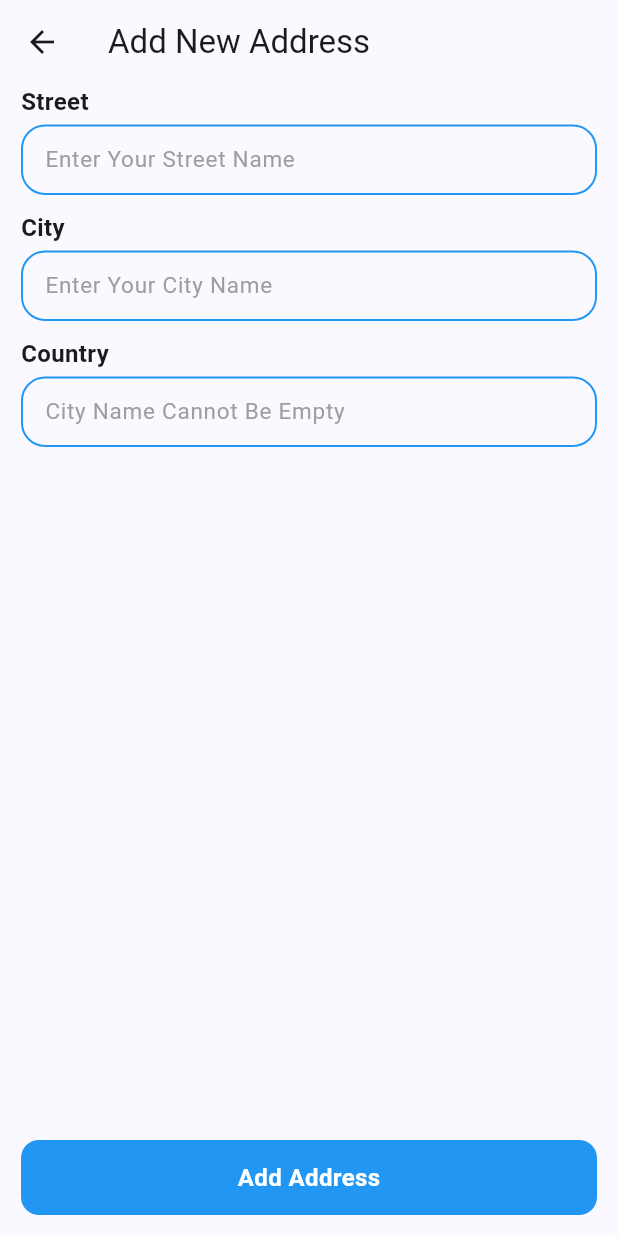
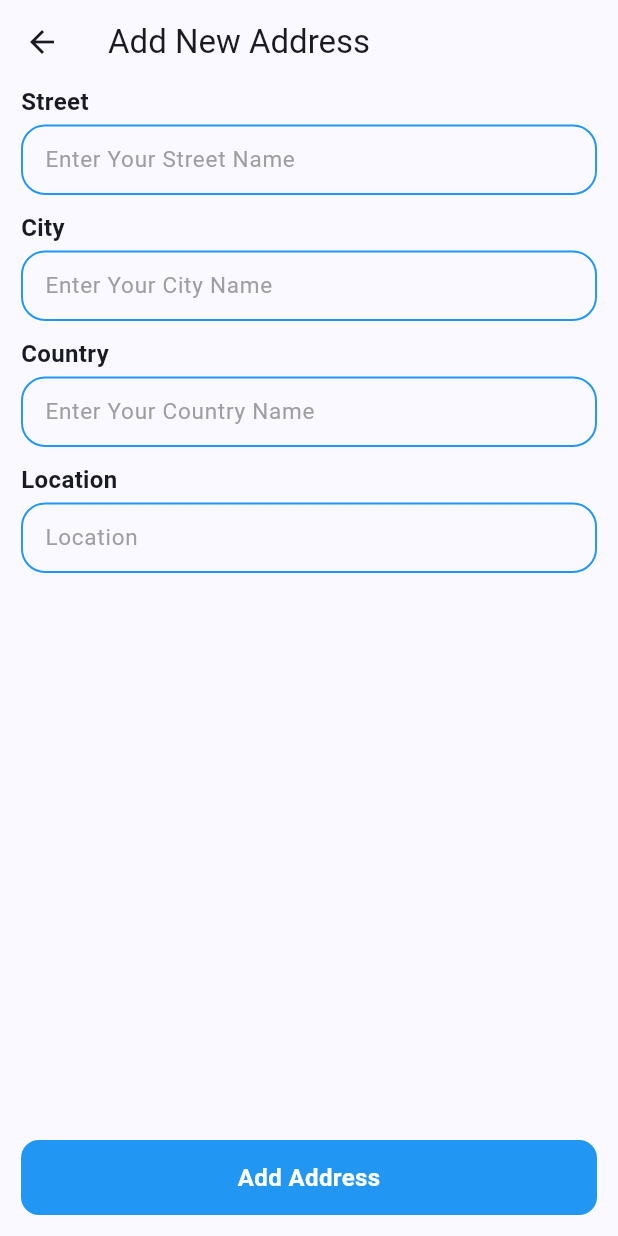
Before and after one commit to abdalrhman7/google_map, a Flutter app: the AddNewAddressButton widget shown alone on an empty page, opened directly, after a tap on "Add New Address", on a phone screen of 412 x 824 dp. Run offline on Flutter 3.47's test engine with Material 3 defaults, Android fonts, the phone set to English and light mode, and no system bars; our stand-ins replace bloc, dio, flutter_bloc, flutter_dotenv, freezed_annotation, get_it and 6 more; missing offline and left inert: flutter_polyline_points, google_places_autocomplete_text_field; accounts and stored records are empty; generated files the repository leaves out were written again.

Commit message:
1-update address 2- add location to address

```diff
--- a/lib/core/routing/app_router.dart
+++ b/lib/core/routing/app_router.dart
@@ -3,12 +3,13 @@ import 'package:flutter_bloc/flutter_bloc.dart';
 import 'package:google_maps/core/di/dependancy_injection.dart';
 import 'package:google_maps/core/routing/routes.dart';
 import 'package:google_maps/features/addresses/logic/manage_address_cubit/manage_address_cubit.dart';
-import 'package:google_maps/features/addresses/ui/add_address_screen.dart';
+import 'package:google_maps/features/addresses/ui/add_or_update_address_screen.dart';
 import 'package:google_maps/features/addresses/ui/my_addresses_screen.dart';
 import 'package:google_maps/features/google_map/data/repos/weather_repo.dart';
 import 'package:google_maps/features/google_map/logic/get_weather_cubit/get_weather_cubit.dart';
 import 'package:google_maps/features/google_map/logic/google_map_cubit/google_map_cubit.dart';
 import 'package:google_maps/features/google_map/ui/google_map_screen.dart';
+import 'package:google_maps_flutter/google_maps_flutter.dart';
 
 class AppRouter {
   static Route? generateRoute(RouteSettings settings) {
@@ -34,16 +35,17 @@ class AppRouter {
           builder: (_) =>
               BlocProvider(
                 create: (context) => ManageAddressCubit()..loadSavedAddresses(),
-                child: const MyAddressesScreen(),
+                child:  MyAddressesScreen(currentLocation: arguments as LatLng),
               ),
         );
 
       case Routes.addAddressScreen:
+        arguments as Map<String, dynamic>;
         return MaterialPageRoute(
           builder: (_) =>
               BlocProvider.value(
-                value: arguments as ManageAddressCubit,
-                child: const AddAddressScreen(),
+                value: arguments['cubit'] as ManageAddressCubit,
+                child:  AddOrUpdateAddressScreen(addressMap: arguments),
               ),
         );
 
--- a/lib/core/utlis/string_constants.dart
+++ b/lib/core/utlis/string_constants.dart
@@ -1,4 +1,5 @@
 class StringConstants{
+  static const addressesPrefKey = 'addresses';
   static const String enableLocationErrorMessage = 'Location services are required to use this feature. Please enable location services';
   static const String locationPermissionErrorMessage = 'Location permission is required to use this feature. Please grant location permission';
   static const String googleApiKey = 'google_api_key';
@@ -20,7 +21,9 @@ class StringConstants{
   static const String enterYourCityName = 'Enter Your City Name';
   static const String cityNameCannotBeEmpty = 'City Name Cannot Be Empty';
   static const String country = 'Country';
+  static const String location = 'Location';
   static const String enterYourCountryName = 'Enter Your Country Name';
   static const String countryNameCannotBeEmpty = 'Country Name Cannot Be Empty';
   static const String addAddress = 'Add Address';
+  static const String updateAddress = 'Update Address';
 }
--- a/lib/core/widgets/base_text_form_field.dart
+++ b/lib/core/widgets/base_text_form_field.dart
@@ -13,7 +13,7 @@ class BaseTextFormField extends StatelessWidget {
   final TextInputType? keyboardType;
   final Color? backgroundColor;
   final TextEditingController? controller;
-  final Function(String?) validator;
+  final FormFieldValidator<String>? validator;
   final TextAlign? textAlign;
   final int? maxLines;
   final Function? onTap;
@@ -37,7 +37,7 @@ class BaseTextFormField extends StatelessWidget {
     this.leading,
     this.textAlign,
     this.controller,
-    required this.validator,
+     this.validator,
     this.maxLines,
     this.onTap,
     this.onSubmit,
@@ -53,9 +53,7 @@ class BaseTextFormField extends StatelessWidget {
       textAlign: textAlign ?? TextAlign.center,
       controller: controller,
       enabled: enable,
-      validator: (v) {
-        return validator(v);
-      },
+      validator: validator,
       onTapOutside: (event) => FocusScope.of(context).unfocus(),
       decoration: InputDecoration(
         isDense: true,
--- a/lib/core/widgets/custom_drawer.dart
+++ b/lib/core/widgets/custom_drawer.dart
@@ -1,7 +1,10 @@
 import 'package:flutter/material.dart';
+import 'package:flutter_bloc/flutter_bloc.dart';
 import 'package:google_maps/core/helper/extensions.dart';
+import 'package:google_maps/core/routing/app_router.dart';
 import 'package:google_maps/core/routing/routes.dart';
 import 'package:google_maps/core/utlis/string_constants.dart';
+import 'package:google_maps/features/google_map/logic/google_map_cubit/google_map_cubit.dart';
 
 class CustomDrawer extends StatelessWidget {
   const CustomDrawer({
@@ -10,6 +13,7 @@ class CustomDrawer extends StatelessWidget {
 
   @override
   Widget build(BuildContext context) {
+   var cubit = context.read<GoogleMapCubit>();
     return Drawer(
       child: ListView(
         padding: EdgeInsets.zero,
@@ -32,7 +36,7 @@ class CustomDrawer extends StatelessWidget {
           ),
           ListTile(
             onTap: () {
-              context.pushNamed(Routes.myAddressesScreen);
+              context.pushNamed(Routes.myAddressesScreen , arguments: cubit.currentLocation);
             },
             title: const Text(
               StringConstants.myAddresses,
--- a/lib/features/addresses/data/model/address_model.dart
+++ b/lib/features/addresses/data/model/address_model.dart
@@ -4,13 +4,13 @@ class AddressModel {
   final String streetName;
   final String cityName;
   final String countryName;
-  //final LatLng latLng;
+  final String latLng;
 
   AddressModel({
     required this.streetName,
     required this.cityName,
     required this.countryName,
-   // required this.latLng,
+   required this.latLng,
   });
 
   factory AddressModel.fromJson(Map<String, dynamic> json) {
@@ -18,7 +18,7 @@ class AddressModel {
       streetName: json['streetName'],
       cityName: json['cityName'],
       countryName: json['countryName'],
-      //latLng: json['latLng'],
+      latLng: json['latLng'],
     );
   }
 
@@ -27,7 +27,7 @@ class AddressModel {
       'streetName': streetName,
       'cityName': cityName,
       'countryName': countryName,
-      //'latLng': latLng,
+      'latLng': latLng,
     };
   }
 }
--- a/lib/features/addresses/logic/manage_address_cubit/manage_address_state.dart
+++ b/lib/features/addresses/logic/manage_address_cubit/manage_address_state.dart
@@ -13,5 +13,6 @@ final class EmptySavedAddresses extends ManageAddressState {}
 
 final class RemoveAddressSuccess extends ManageAddressState {}
 
+final class SavedAddressSuccess extends ManageAddressState {}
 
-final class SavedAddressSuccess extends ManageAddressState {}
+final class UpdateAddressSuccess extends ManageAddressState {}
--- a/lib/features/addresses/ui/add_address_screen.dart
+++ b/lib/features/addresses/ui/add_or_update_address_screen.dart
@@ -2,18 +2,44 @@ import 'package:flutter/material.dart';
 import 'package:flutter_bloc/flutter_bloc.dart';
 import 'package:google_maps/core/utlis/string_constants.dart';
 import 'package:google_maps/core/widgets/base_text_form_field.dart';
+import 'package:google_maps/features/addresses/data/model/address_model.dart';
 import 'package:google_maps/features/addresses/logic/manage_address_cubit/manage_address_cubit.dart';
 
+class AddOrUpdateAddressScreen extends StatefulWidget {
+  const AddOrUpdateAddressScreen({super.key, required this.addressMap});
 
-class AddAddressScreen extends StatelessWidget {
-  const AddAddressScreen({super.key});
+  final Map<String, dynamic> addressMap;
+
+  @override
+  State<AddOrUpdateAddressScreen> createState() =>
+      _AddOrUpdateAddressScreenState();
+}
+
+class _AddOrUpdateAddressScreenState extends State<AddOrUpdateAddressScreen> {
+  bool isUpdate = false;
+
+  @override
+  void initState() {
+    if (widget.addressMap['isUpdate'] == true) {
+      var cubit = context.read<ManageAddressCubit>();
+      final AddressModel addressModel = widget.addressMap['address'];
+      cubit.streetNameController.text =
+          addressModel.streetName;
+      cubit.cityNameController.text =
+          addressModel.cityName;
+      cubit.countryNameController.text =
+          addressModel.countryName;
+      isUpdate = true;
+    }
+    super.initState();
+  }
 
   @override
   Widget build(BuildContext context) {
-     var cubit = context.read<ManageAddressCubit>();
+    var cubit = context.read<ManageAddressCubit>();
     return Scaffold(
       appBar: AppBar(
-        title: const Text(StringConstants.addNewAddress),
+        title:  Text(isUpdate ? StringConstants.updateAddress : StringConstants.addNewAddress),
       ),
       body: Form(
         key: cubit.formKey,
@@ -70,7 +96,7 @@ class AddAddressScreen extends StatelessWidget {
               ),
               const SizedBox(height: 4),
               BaseTextFormField(
-                hintText: StringConstants.cityNameCannotBeEmpty,
+                hintText: StringConstants.enterYourCountryName,
                 hintStyle: const TextStyle(color: Colors.grey),
                 validator: (v) {
                   if (v!.isEmpty) {
@@ -84,13 +110,33 @@ class AddAddressScreen extends StatelessWidget {
                 textAlign: TextAlign.start,
                 controller: cubit.countryNameController,
               ),
+              const SizedBox(height: 10),
+              const Text(
+                StringConstants.location,
+                style: TextStyle(fontSize: 16, fontWeight: FontWeight.w600),
+              ),
+              const SizedBox(height: 4),
+              BaseTextFormField(
+                hintText: 'Location',
+                hintStyle: const TextStyle(color: Colors.grey),
+                contentPadding:
+                const EdgeInsets.symmetric(vertical: 12, horizontal: 12),
+                readOnly: true,
+                textAlign: TextAlign.start,
+                controller: cubit.locationController,
+              ),
               const Spacer(),
               InkWell(
                 onTap: () async {
                   if (cubit.formKey.currentState!.validate()) {
-                  await  cubit.saveAddress();
-                   await cubit.loadSavedAddresses();
-                  }},
+                    if (isUpdate) {
+                      await cubit.updateAddress(widget.addressMap['addressIndex']);
+                    } else {
+                      await cubit.saveAddress();
+                      await cubit.loadSavedAddresses();
+                    }
+                  }
+                },
                 child: Container(
                   width: double.infinity,
                   height: 50,
@@ -99,9 +145,11 @@ class AddAddressScreen extends StatelessWidget {
                     color: Colors.blue,
                     borderRadius: BorderRadius.circular(12),
                   ),
-                  child: const Text(
-                    StringConstants.addAddress,
-                    style: TextStyle(
+                  child: Text(
+                    isUpdate
+                        ? StringConstants.updateAddress
+                        : StringConstants.addAddress,
+                    style: const TextStyle(
                         color: Colors.white,
                         fontWeight: FontWeight.w600,
                         fontSize: 16),
--- a/lib/features/addresses/ui/widgets/add_new_address_button.dart
+++ b/lib/features/addresses/ui/widgets/add_new_address_button.dart
@@ -16,7 +16,11 @@ class AddNewAddressButton extends StatelessWidget {
       onTap: () async {
         await context.pushNamed(
           Routes.addAddressScreen,
-          arguments: cubit,
+          arguments: {
+            'cubit': cubit,
+            'isEdit': false,
+          }
+          ,
         );
       },
       child: const SizedBox(
--- a/lib/features/addresses/ui/widgets/address_card_bloc_consumer.dart
+++ b/lib/features/addresses/ui/widgets/address_card_bloc_consumer.dart
@@ -15,7 +15,7 @@ class AddressCardBlocConsumer extends StatelessWidget {
     var cubit = context.read<ManageAddressCubit>();
     return BlocConsumer<ManageAddressCubit, ManageAddressState>(
       listener: (context, state) {
-        if (state is SavedAddressSuccess) {
+        if (state is SavedAddressSuccess || state is UpdateAddressSuccess) {
           cubit.resetForm();
           context.pop();
         }
```
Also changed, not shown: lib/features/addresses/logic/manage_address_cubit/manage_address_cubit.dart (+23 -4 lines), lib/features/addresses/ui/my_addresses_screen.dart (+18 -2 lines), lib/features/addresses/ui/widgets/address_card_widget.dart (+8 -4 lines).
